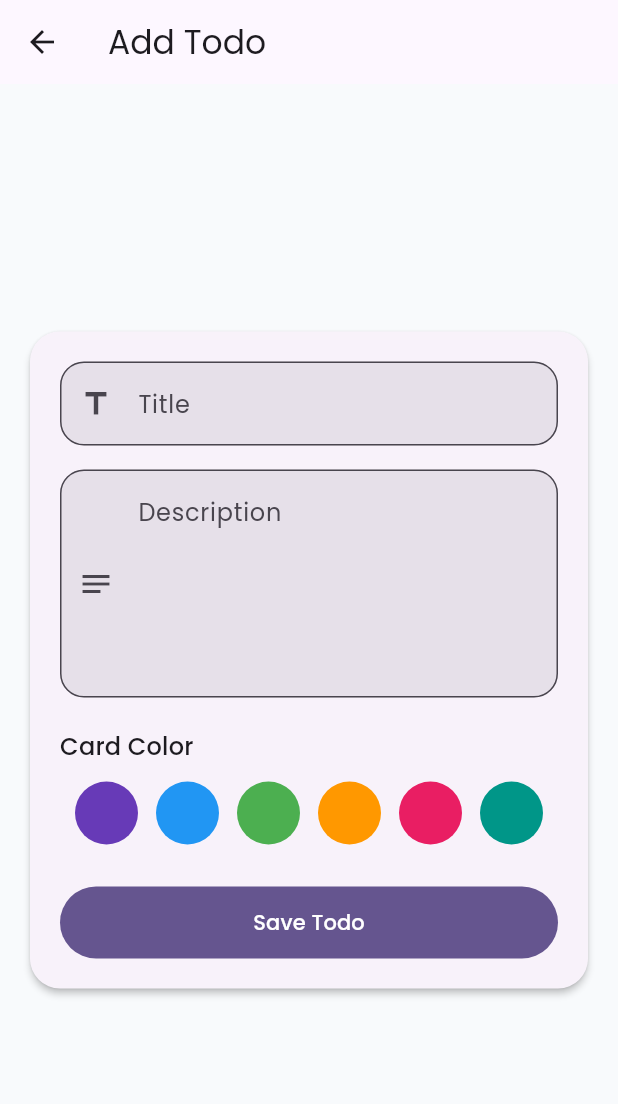
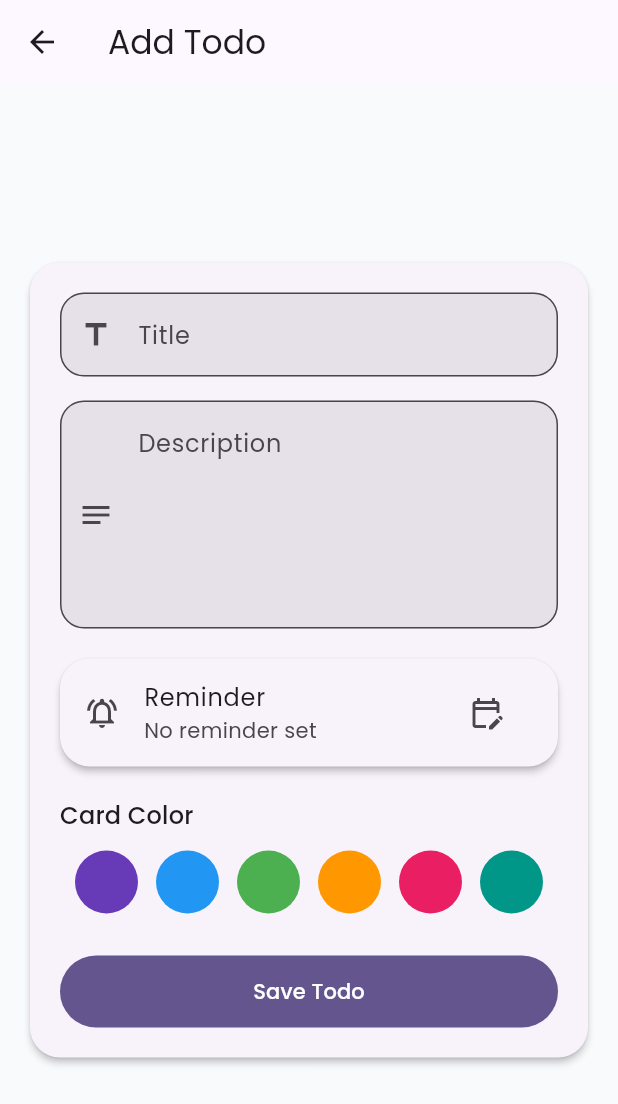
Before and after one commit to Cybogeek/Journal-App, a Flutter app: the AddEditTodoScreen screen opened directly, on a phone screen of 412 x 824 dp. Shown: the top 1104 px of the screen. Run offline on Flutter 3.47's test engine with Material 3 defaults, Android fonts, the phone set to English and light mode, and no system bars; our stand-ins replace cloud_firestore, firebase_auth, firebase_core, flutter_local_notifications, flutter_riverpod, google_fonts and 3 more; accounts and stored records are empty.

Commit message:
Todo App- version 2.0

```diff
--- a/todo_app/lib/core/constants/firestore_constants.dart
+++ b/todo_app/lib/core/constants/firestore_constants.dart
@@ -14,4 +14,5 @@ class FirestoreConstants {
   static const updatedAt = 'updatedAt';
   static const dueDate = 'dueDate';
   static const colorValue = 'colorValue';
+  static const reminderAt = 'reminderAt';
 }
--- /dev/null
+++ b/todo_app/lib/core/utils/date_time_helper.dart
@@ -0,0 +1,5 @@
+class DateTimeHelper {
+  static int notificationIdFromTodoId(String todoId) {
+    return todoId.hashCode.abs();
+  }
+}
--- a/todo_app/lib/domain/entities/todo_entity.dart
+++ b/todo_app/lib/domain/entities/todo_entity.dart
@@ -7,6 +7,7 @@ class TodoEntity {
   final DateTime createdAt;
   final DateTime updatedAt;
   final DateTime? dueDate;
+  final DateTime? reminderAt;
   final int colorValue;
 
   const TodoEntity({
@@ -18,6 +19,7 @@ class TodoEntity {
     required this.createdAt,
     required this.updatedAt,
     this.dueDate,
+    this.reminderAt,
     required this.colorValue,
   });
 
@@ -30,6 +32,7 @@ class TodoEntity {
     DateTime? createdAt,
     DateTime? updatedAt,
     DateTime? dueDate,
+    DateTime? reminderAt,
     int? colorValue,
   }) {
     return TodoEntity(
@@ -41,6 +44,7 @@ class TodoEntity {
       createdAt: createdAt ?? this.createdAt,
       updatedAt: updatedAt ?? this.updatedAt,
       dueDate: dueDate ?? this.dueDate,
+      reminderAt: reminderAt ?? this.reminderAt,
       colorValue: colorValue ?? this.colorValue,
     );
   }
--- a/todo_app/lib/main.dart
+++ b/todo_app/lib/main.dart
@@ -1,6 +1,8 @@
 import 'package:firebase_core/firebase_core.dart';
 import 'package:flutter/material.dart';
 import 'package:flutter_riverpod/flutter_riverpod.dart';
+
+import 'core/services/notification_service.dart';
 
 import 'core/constants/app_constants.dart';
 import 'core/theme/app_theme.dart';
@@ -11,6 +13,8 @@ import 'presentation/screens/auth_gate.dart';
 void main() async {
   WidgetsFlutterBinding.ensureInitialized();
   await Firebase.initializeApp(options: DefaultFirebaseOptions.currentPlatform);
+  await NotificationService.instance.init();
+  await NotificationService.instance.requestPermissions();
 
   runApp(const ProviderScope(child: TodoApp()));
 }
--- /dev/null
+++ b/todo_app/lib/presentation/widgets/reminder_picker_tile.dart
@@ -0,0 +1,41 @@
+import 'package:flutter/material.dart';
+import 'package:intl/intl.dart';
+
+class ReminderPickerTile extends StatelessWidget {
+  final DateTime? reminderAt;
+  final VoidCallback onPick;
+  final VoidCallback onClear;
+
+  const ReminderPickerTile({
+    super.key,
+    required this.reminderAt,
+    required this.onPick,
+    required this.onClear,
+  });
+
+  @override
+  Widget build(BuildContext context) {
+    final formatted = reminderAt == null
+        ? 'No reminder set'
+        : DateFormat('MMM d, yyyy • h:mm a').format(reminderAt!);
+
+    return Card(
+      child: ListTile(
+        leading: const Icon(Icons.notifications_active_outlined),
+        title: const Text('Reminder'),
+        subtitle: Text(formatted),
+        trailing: Row(
+          mainAxisSize: MainAxisSize.min,
+          children: [
+            if (reminderAt != null)
+              IconButton(onPressed: onClear, icon: const Icon(Icons.clear)),
+            IconButton(
+              onPressed: onPick,
+              icon: const Icon(Icons.edit_calendar_outlined),
+            ),
+          ],
+        ),
+      ),
+    );
+  }
+}
```
Also changed, not shown: todo_app/lib/core/services/notification_service.dart (added, +200 -0 lines), todo_app/lib/data/models/todo_model.dart (+7 -0 lines), todo_app/lib/presentation/providers/todo_provider.dart (+28 -1 lines), todo_app/lib/presentation/screens/add_edit_todo_screen.dart (+61 -0 lines), todo_app/lib/presentation/widgets/todo_detail_sheet.dart (+16 -1 lines), todo_app/pubspec.yaml (+6 -4 lines), todo_app/pubspec.lock, 7 other files.
